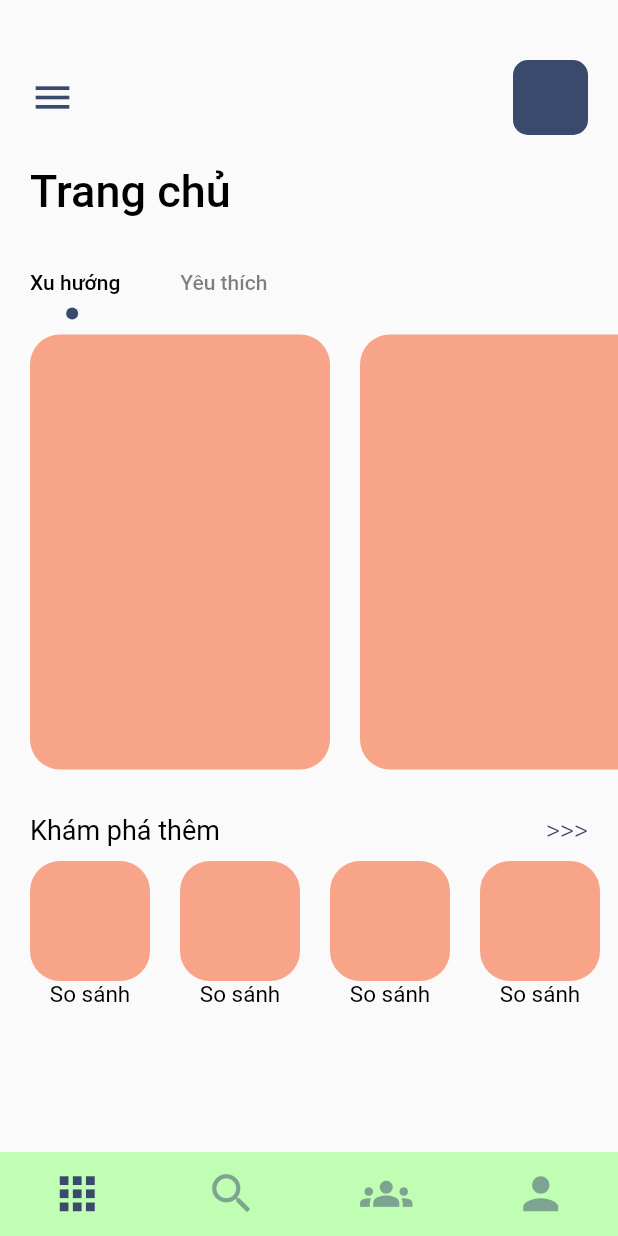
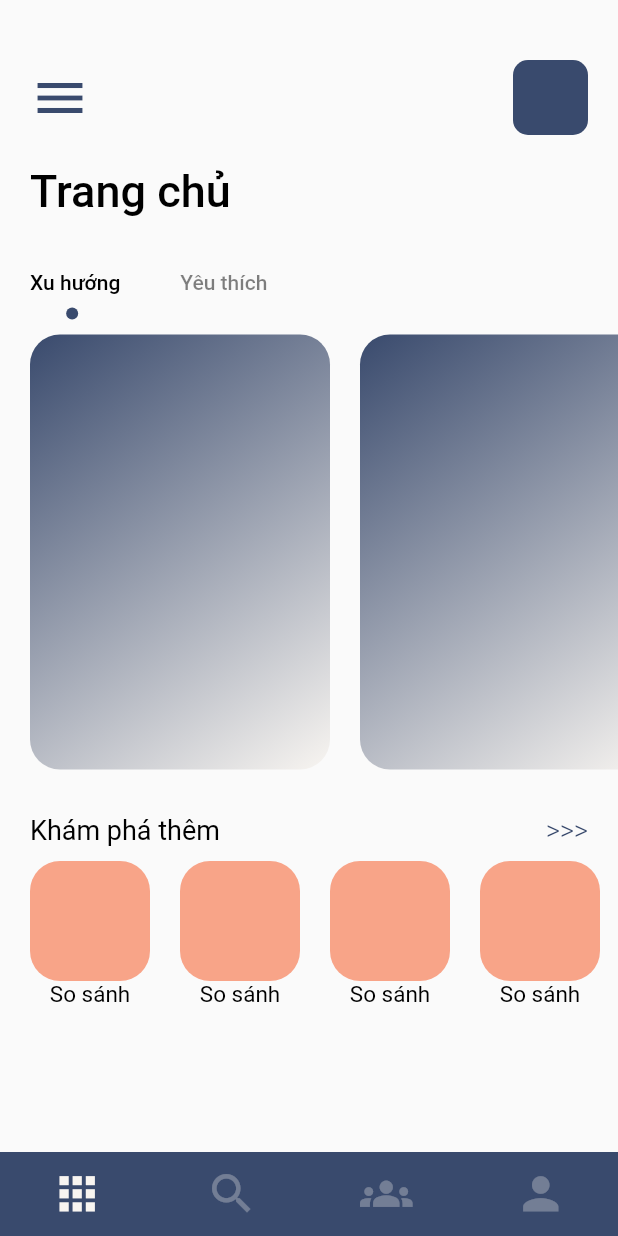
Before and after one commit to Hung6129/bruhh, a Flutter app: the MainScreen screen opened directly, on a phone screen of 412 x 824 dp. Run offline on Flutter 3.47's test engine with Material 2 defaults, Android fonts, the phone set to English and light mode, and no system bars; our stand-ins replace equatable, flutter_bloc, flutter_rating_bar.

```diff
--- a/lib/config/palette.dart
+++ b/lib/config/palette.dart
@@ -12,4 +12,18 @@ class Palette {
   static const Color textNo = Color(0xFF000000);
   static const Color textTil = Color(0xFF142F43);
   static const Color starRating = Color(0xFFF3950D);
+  static const Color online = Color(0xFF4BCB1F);
+
+  // gradient color
+  static const LinearGradient wellComeScreen = LinearGradient(
+    begin: Alignment.topLeft,
+    end: Alignment.bottomRight,
+    colors: [Palette.p5, Palette.p1],
+  );
+
+  static const LinearGradient gradientPattren = LinearGradient(
+    begin: Alignment.topCenter,
+    end: Alignment.bottomCenter,
+    colors: [Colors.transparent, Colors.black26],
+  );
 }
--- /dev/null
+++ b/lib/cubit/app_cubits.dart
@@ -0,0 +1,8 @@
+import 'package:bruhh/cubit/app_state.dart';
+import 'package:flutter_bloc/flutter_bloc.dart';
+
+class AppCubits extends Cubit<CubitStates> {
+  AppCubits() : super(InitialStates()) {
+    emit(WellcomeState());
+  }
+}
--- /dev/null
+++ b/lib/cubit/app_state.dart
@@ -0,0 +1,14 @@
+import 'package:equatable/equatable.dart';
+
+abstract class CubitStates extends Equatable{}
+
+class InitialStates extends CubitStates{
+  @override
+  List<Object> get props => [];
+
+}
+class WellcomeState extends CubitStates{
+  @override
+  List<Object> get props => [];
+
+}
--- a/lib/screen/home_screen.dart
+++ b/lib/screen/home_screen.dart
@@ -26,7 +26,7 @@ class _HomeScreenState extends State<HomeScreen> with TickerProviderStateMixin {
               children: [
                 Icon(
                   Icons.menu,
-                  size: 30,
+                  size: 40,
                   color: Palette.p5,
                 ),
                 Expanded(child: Container()),
@@ -85,7 +85,7 @@ class _HomeScreenState extends State<HomeScreen> with TickerProviderStateMixin {
             child: TabBarView(
               children: [
                 ListView.builder(
-                  itemCount: 8,
+                  itemCount: 10,
                   scrollDirection: Axis.horizontal,
                   itemBuilder: (BuildContext context, int index) {
                     return Container(
@@ -94,7 +94,7 @@ class _HomeScreenState extends State<HomeScreen> with TickerProviderStateMixin {
                       height: 300,
                       decoration: BoxDecoration(
                         borderRadius: BorderRadius.circular(20),
-                        color: Palette.p2,
+                        gradient: Palette.wellComeScreen,
                       ),
                     );
                   },
--- a/lib/screen/navscreen/main_screen.dart
+++ b/lib/screen/navscreen/main_screen.dart
@@ -35,9 +35,9 @@ class _MainScreenState extends State<MainScreen> {
         unselectedFontSize: 0,
         selectedFontSize: 0,
         type: BottomNavigationBarType.fixed,
-        backgroundColor: Palette.p8,
-        selectedItemColor: Palette.p5,
-        unselectedItemColor: Palette.p5.withOpacity(0.5),
+        backgroundColor: Palette.p5,
+        selectedItemColor: Palette.p1,
+        unselectedItemColor: Palette.p1.withOpacity(0.3),
         showSelectedLabels: false,
         showUnselectedLabels: false,
         items: [
--- a/lib/screen/navscreen/nav_screen.dart
+++ b/lib/screen/navscreen/nav_screen.dart
@@ -1,5 +1,4 @@
 export 'main_screen.dart';
 export 'my_screen.dart';
-export 'nav_bar_items.dart';
-export 'search_screen.dart';
+export 'search/search_screen.dart';
 export 'social_com.dart';
--- a/lib/screen/wellcome_screen.dart
+++ b/lib/screen/wellcome_screen.dart
@@ -41,7 +41,7 @@ class _WellcomeScreenState extends State<WellcomeScreen> {
                       children: [
                         AppText(
                           text: "THUỐC ME",
-                          color: Palette.textTil,
+                          color: Palette.textNo,
                           size: 30,
                           fontWeight: FontWeight.w300,
                         ),
```
Also changed, not shown: lib/cubit/app_cubits_logic.dart (added, +31 -0 lines), lib/main.dart (+8 -3 lines), lib/screen/navscreen/nav_bar_items.dart (deleted, +0 -10 lines), lib/screen/navscreen/search/search_screen.dart (added, +27 -0 lines), lib/screen/navscreen/search_screen.dart (deleted, +0 -12 lines), lib/screen/navscreen/search/search_history_list.dart (added), lib/service/service_data.dart (added).
